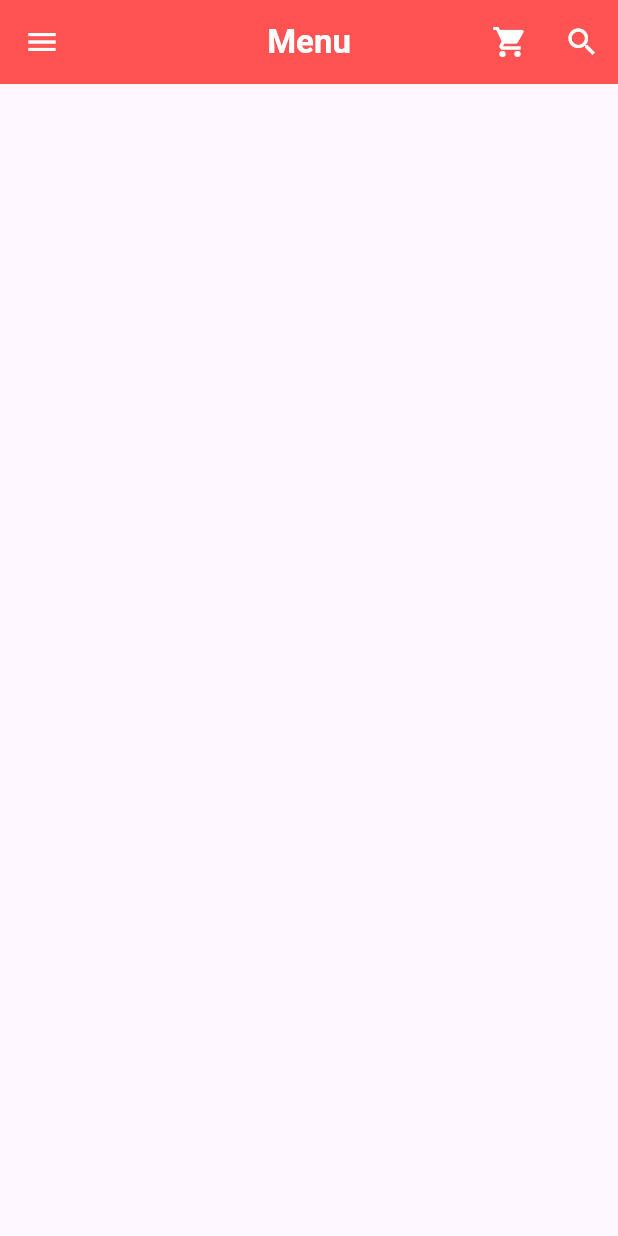
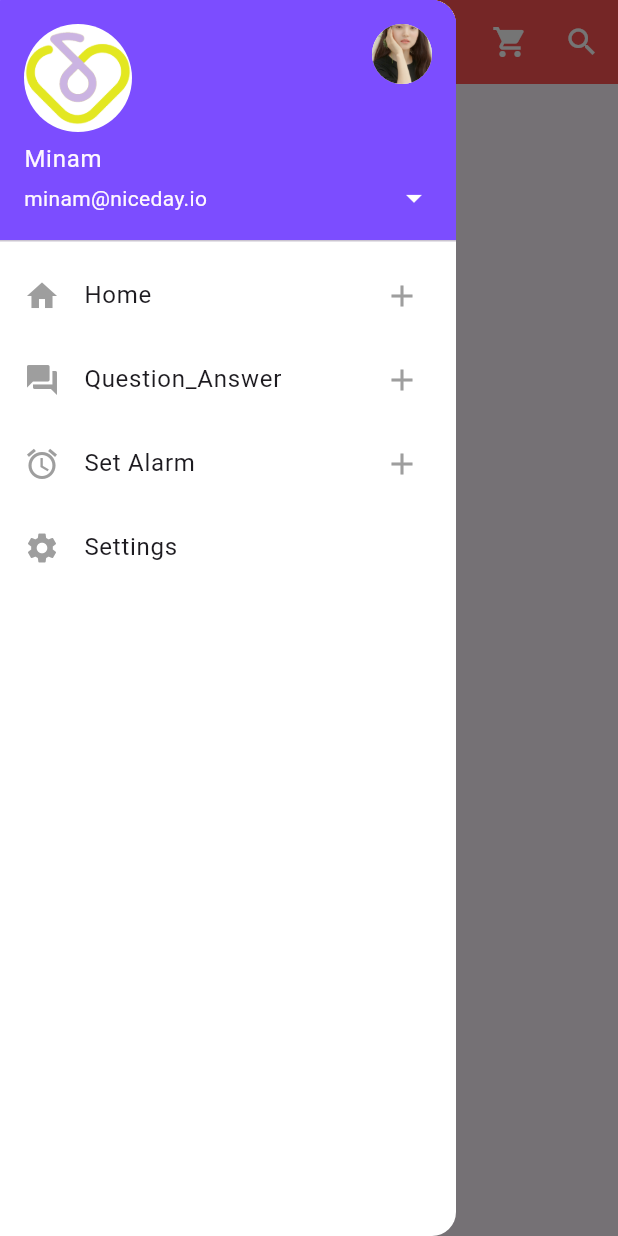
Before and after one commit to devbada/study-flutter-app, a Flutter app: the screen it shows after launch, with the side drawer open (before the commit the screen has no drawer), on a phone screen of 412 x 824 dp. Run offline on Flutter 3.47's test engine with Material 3 defaults, Android fonts, the phone set to English and light mode, and no system bars.

Commit message:
chapter ~17.

```diff
--- a/lib/ menu/menu.dart
+++ b/lib/ menu/menu.dart
@@ -15,12 +15,12 @@ class Menu extends StatelessWidget {
           ),
           centerTitle: true,
           elevation: 0.0,
-          leading: IconButton(
-            icon: const Icon(Icons.menu, color: Colors.white),
-            onPressed: () {
-              print('Pressed Menu');
-            },
-          ),
+          // leading: IconButton(
+          //   icon: const Icon(Icons.menu, color: Colors.white),
+          //   onPressed: () {
+          //     print('Pressed Menu');
+          //   },
+          // ),
           actions: <Widget>[
             IconButton(
               icon: const Icon(Icons.shopping_cart, color: Colors.white),
@@ -36,6 +36,70 @@ class Menu extends StatelessWidget {
           ],
           backgroundColor: Colors.redAccent,
         ),
+      drawer: Drawer(
+        backgroundColor: Colors.white,
+        child: ListView(
+          padding: EdgeInsets.zero,
+          children: <Widget>[
+            UserAccountsDrawerHeader(
+              currentAccountPicture: const CircleAvatar(
+                backgroundImage: AssetImage('assets/images/UAENA_250.png'),
+                backgroundColor: Colors.white,
+              ),
+              otherAccountsPictures: const <Widget>[
+                CircleAvatar(
+                  backgroundImage: AssetImage('assets/images/kim_tae_ri.jpg'),
+                  backgroundColor: Colors.white,
+                ),
+                // CircleAvatar(
+                //   backgroundImage: AssetImage('assets/images/kim_tae_ri.jpg'),
+                //   backgroundColor: Colors.white,
+                // ),
+              ],
+              accountName: const Text('Minam'),
+              accountEmail: const Text('minam@niceday.io'),
+              onDetailsPressed:(){
+                print("onPressed userAccountsDrawerHeader arrow.");
+              },
+              decoration: BoxDecoration(
+                color: Colors.deepPurpleAccent,
+                borderRadius: BorderRadius.circular(0.2)
+              ),
+            ),
+            ListTile(
+              leading: const Icon(Icons.home, color: Colors.grey,),
+              title: const Text('Home'),
+              onTap: () {
+                print('OnTapped Home');
+              },
+              trailing: Icon(Icons.add, color: Colors.grey,),
+            ),
+            ListTile(
+              leading: const Icon(Icons.question_answer, color: Colors.grey,),
+              title: const Text('Question_Answer'),
+              onTap: () {
+                print('OnTapped Question_Answer');
+              },
+              trailing: Icon(Icons.add, color: Colors.grey,),
+            ),
+            ListTile(
+              leading: const Icon(Icons.access_alarm, color: Colors.grey,),
+              title: const Text('Set Alarm'),
+              onTap: () {
+                print('OnTapped Set Alarm');
+              },
+              trailing: Icon(Icons.add, color: Colors.grey,),
+            ),
+            ListTile(
+              leading: const Icon(Icons.settings, color: Colors.grey,),
+              title: const Text('Settings'),
+              onTap: () {
+                print('OnTapped Home');
+              },
+            ),
+          ],
+        ),
+      ),
     );
   }
 }
--- a/pubspec.yaml
+++ b/pubspec.yaml
@@ -60,6 +60,7 @@ flutter:
 
   # To add assets to your application, add an assets section, like this:
   assets:
+   - assets/images/kim_tae_ri.jpg
    - assets/images/UAENA_250.png
 
   # An image asset can refer to one or more resolution-specific "variants", see
```
Also changed, not shown: assets/images/kim_tae_ri.jpg (added).
